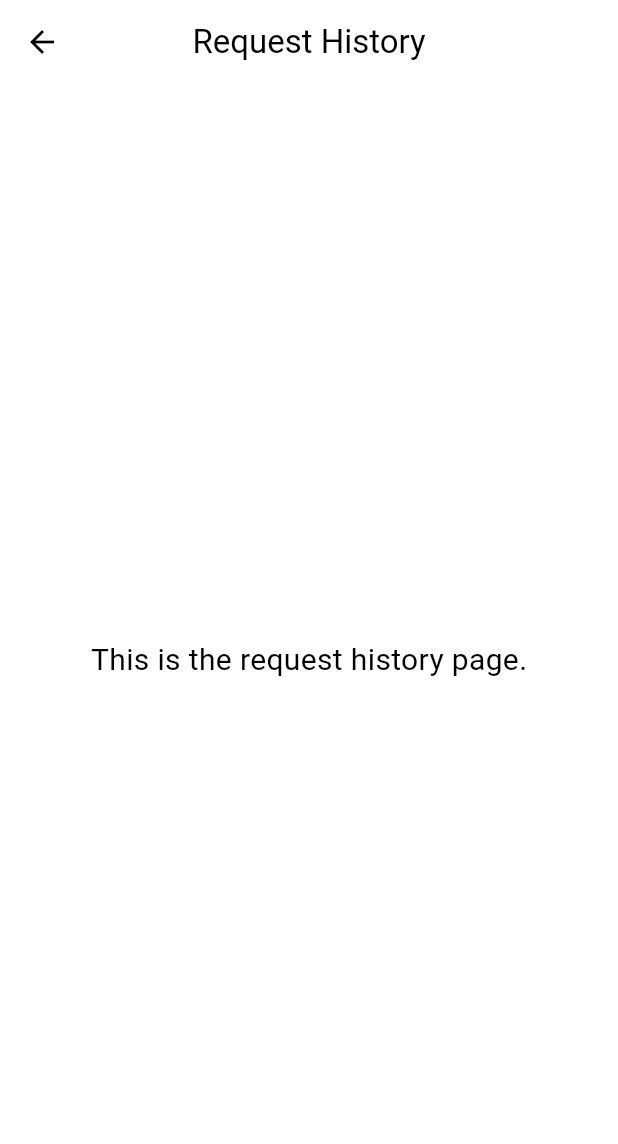
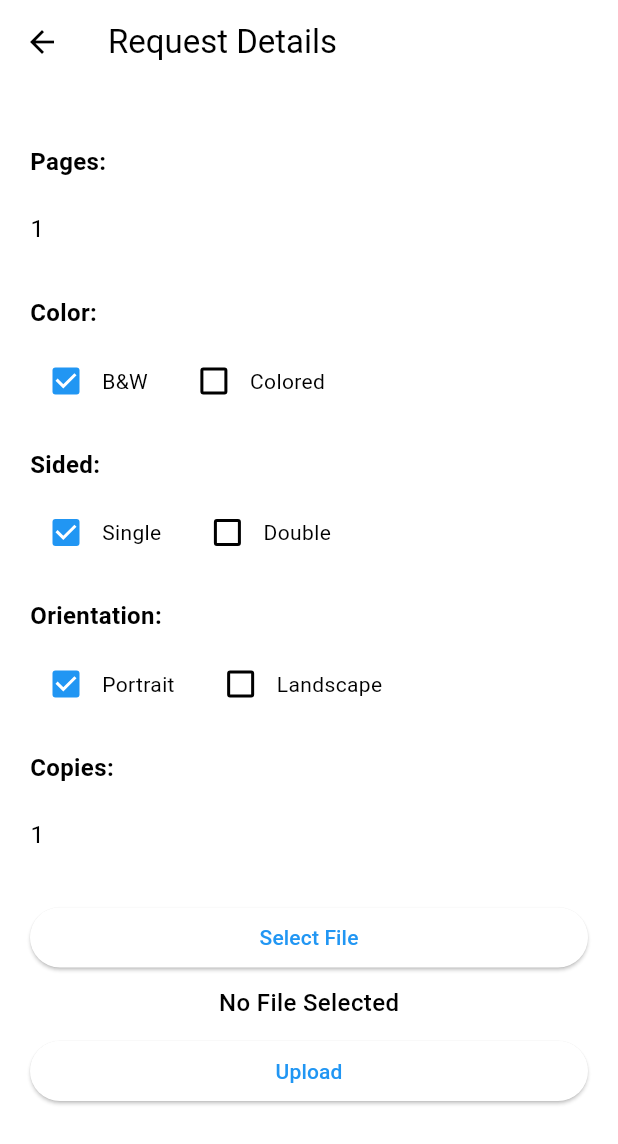
Before and after one commit to Arnav-Sangle/SEPM-InstaPrint-Project, a Flutter app: the UploadPage screen opened by its route, after a tap on "Send Print Request", on a phone screen of 412 x 824 dp. Shown: the top 1144 px of the screen. Run offline on Flutter 3.47's test engine with Material 3 defaults, Android fonts, the light colour scheme and no system bars; our stand-ins replace file_picker, firebase_auth, firebase_core, firebase_storage, flutter_map, latlong2; missing offline and left inert: upi_india, upi_payment_qrcode_generator; accounts and stored records are empty.

Commit message:
request details page replaces upload document page added payment page pay via upi button error request details database backend not implemented

```diff
--- a/lib/main.dart
+++ b/lib/main.dart
@@ -4,7 +4,9 @@ import 'package:flutter/src/material/colors.dart';
 
 import 'package:insta_print_app/pages/home_page.dart';
 import 'package:insta_print_app/pages/login_page.dart';
+import 'package:insta_print_app/pages/payment_page.dart';
 import 'package:insta_print_app/pages/register_page.dart';
+import 'package:insta_print_app/pages/request_details_page.dart';
 import 'package:insta_print_app/pages/request_history_page.dart';
 import 'package:insta_print_app/pages/shop_selection_page.dart';
 import 'package:insta_print_app/pages/upload_document_page.dart';
@@ -47,6 +49,8 @@ class MyApp extends StatelessWidget {
         '/shopSelection': (context) => ShopSelectionPage(),
         '/uploadDocument': (context) => UploadPage(),
         '/requestHistory': (context) => RequestHistoryPage(),
+        '/requestDetails': (context) => RequestDetailsPage(),
+        '/payment': (context) => PaymentPage(),
         // Add other routes here as needed
       },
     );
--- /dev/null
+++ b/lib/pages/payment_page.dart
@@ -0,0 +1,112 @@
+
+import 'package:flutter/cupertino.dart';
+import 'package:flutter/material.dart';
+import 'package:upi_payment_qrcode_generator/upi_payment_qrcode_generator.dart';
+import 'package:upi_india/upi_india.dart';
+
+
+class PaymentPage extends StatefulWidget{
+  PaymentPage({Key?key}) : super(key: key);
+
+  @override
+  State<PaymentPage> createState() => _PaymentPageState();
+}
+
+class _PaymentPageState extends State<PaymentPage> {
+  int pages=23;
+
+  double rate=2;
+
+  bool bW =true;
+
+  double pay=0;
+
+  UpiIndia _upiIndia = UpiIndia();
+
+  UpiApp app = UpiApp.googlePay;
+
+  @override
+  Widget build(BuildContext context){
+    if (pages % 2 == 0){
+      pay = (pages / 2) * rate;} // Calculate pay here
+    else {
+      pay = (pages / 2) * rate + 1;
+    }
+    final upiDetails = UPIDetails(
+      upiID: "vedantsonawanescitech@okhdfcbank",
+      payeeName: "Vedant",
+      amount: pay,
+    );
+    Future<UpiResponse> initiateTransaction(UpiApp app) async {
+      return _upiIndia.startTransaction(
+        app: app,
+        receiverUpiId: "vedantsonawanescitech@okhdfcbank",
+        receiverName: 'Vedant',
+        amount: pay, transactionRefId: 'Test',
+      );
+    }
+    return  MaterialApp(
+      home:Scaffold(
+        appBar: AppBar(
+          toolbarTextStyle: const TextStyle(color: Colors.white),
+          title:const Text('Payment Module'),
+          backgroundColor: Colors.blue,
+        ),
+        body: Center(
+          child: Column(
+            mainAxisAlignment: MainAxisAlignment.center,
+            children: [
+              Text(
+                '${pages / 2 * rate} INR', // Display the result here
+                style: const TextStyle(fontSize: 24),
+              ),
+              SizedBox(height: 10),
+              UPIPaymentQRCode(upiDetails: upiDetails, size: 200,),
+              Center(
+                child: Column(
+                  mainAxisAlignment: MainAxisAlignment.center,
+                  children: [
+                    Container(height: 20), // Add a new line with Container
+                    const Text(
+                      'QR code for IOS devices',
+                      style: TextStyle(fontSize: 24),
+                    ),
+                  ],
+                ),
+              ),
+              SizedBox(height: 10),
+              ElevatedButton(
+                onPressed: () {
+                  initiateTransaction(app);
+                },
+                child: const Text('Pay via UPI'),
+              ),
+            ],
+          ),
+        ),
+        bottomNavigationBar: BottomNavigationBar(
+          items:const [
+            BottomNavigationBarItem(
+                label: 'Home',
+                icon: Icon(
+                  Icons.home,
+                  color: Colors.blue,
+                  size: 24.0,
+                  semanticLabel: 'Text to announce in accessibility modes',)
+            ),
+            BottomNavigationBarItem(
+                label: 'Settings',
+                icon: Icon(Icons.settings,
+                  color: Colors.black,
+                  size: 24.0,
+                  semanticLabel: 'Text to announce in accessibility modes',)
+            ),
+          ],
+
+        ),
+      ),
+      debugShowCheckedModeBanner: false,
+
+    );
+  }
+}
--- /dev/null
+++ b/lib/pages/request_details_page.dart
@@ -0,0 +1,245 @@
+import 'package:firebase_storage/firebase_storage.dart';
+import 'package:flutter/material.dart';
+
+import 'dart:io';
+import 'package:file_picker/file_picker.dart';
+import 'package:firebase_storage/firebase_storage.dart';
+import 'package:flutter/material.dart';
+import 'package:path/path.dart';
+import 'package:insta_print_app/components/button_widget.dart';
+import 'package:insta_print_app/api/firebase_api.dart';
+
+
+class RequestDetailsPage extends StatefulWidget {
+  @override
+  _RequestDetailsPageState createState() => _RequestDetailsPageState();
+}
+
+class _RequestDetailsPageState extends State<RequestDetailsPage> {
+  UploadTask? task;
+  File? file;
+
+  bool isBlackAndWhite = true;
+  bool isSingleSided = true;
+  bool isPortrait = true;
+  int copies = 1;
+
+  @override
+  Widget build(BuildContext context) {
+    final fileName = file != null ? basename(file!.path) : 'No File Selected';
+
+    return Scaffold(
+      appBar: AppBar(
+        title: Text('Request Details'),
+      ),
+      body: SingleChildScrollView(
+        padding: EdgeInsets.all(20),
+        child: Column(
+          crossAxisAlignment: CrossAxisAlignment.start,
+          children: [
+            SizedBox(height: 20),
+            Text(
+              'Pages:',
+              style: TextStyle(fontSize: 16, fontWeight: FontWeight.bold),
+            ),
+            SizedBox(height: 10),
+            TextFormField(
+              initialValue: '1',
+              keyboardType: TextInputType.number,
+              onChanged: (value) {
+                setState(() {
+                  copies = int.tryParse(value) ?? 1;
+                });
+              },
+            ),
+            SizedBox(height: 20),
+            Text(
+              'Color:',
+              style: TextStyle(fontSize: 16, fontWeight: FontWeight.bold),
+            ),
+            SizedBox(height: 10),
+            Row(
+              children: [
+                Checkbox(
+                  value: isBlackAndWhite,
+                  onChanged: (value) {
+                    setState(() {
+                      isBlackAndWhite = value ?? true;
+                    });
+                  },
+                ),
+                Text('B&W'),
+                SizedBox(width: 20),
+                Checkbox(
+                  value: !isBlackAndWhite,
+                  onChanged: (value) {
+                    setState(() {
+                      isBlackAndWhite = !(value ?? false);
+                    });
+                  },
+                ),
+                Text('Colored'),
+              ],
+            ),
+            SizedBox(height: 20),
+            Text(
+              'Sided:',
+              style: TextStyle(fontSize: 16, fontWeight: FontWeight.bold),
+            ),
+            SizedBox(height: 10),
+            Row(
+              children: [
+                Checkbox(
+                  value: isSingleSided,
+                  onChanged: (value) {
+                    setState(() {
+                      isSingleSided = value ?? true;
+                    });
+                  },
+                ),
+                Text('Single'),
+                SizedBox(width: 20),
+                Checkbox(
+                  value: !isSingleSided,
+                  onChanged: (value) {
+                    setState(() {
+                      isSingleSided = !(value ?? false);
+                    });
+                  },
+                ),
+                Text('Double'),
+              ],
+            ),
+            SizedBox(height: 20),
+            Text(
+              'Orientation:',
+              style: TextStyle(fontSize: 16, fontWeight: FontWeight.bold),
+            ),
+            SizedBox(height: 10),
+            Row(
+              children: [
+                Checkbox(
+                  value: isPortrait,
+                  onChanged: (value) {
+                    setState(() {
+                      isPortrait = value ?? true;
+                    });
+                  },
+                ),
+                Text('Portrait'),
+                SizedBox(width: 20),
+                Checkbox(
+                  value: !isPortrait,
+                  onChanged: (value) {
+                    setState(() {
+                      isPortrait = !(value ?? false);
+                    });
+                  },
+                ),
+                Text('Landscape'),
+              ],
+            ),
+            SizedBox(height: 20),
+            Text(
+              'Copies:',
+              style: TextStyle(fontSize: 16, fontWeight: FontWeight.bold),
+            ),
+            SizedBox(height: 10),
+            TextFormField(
+              initialValue: '1',
+              keyboardType: TextInputType.number,
+              onChanged: (value) {
+                setState(() {
+                  copies = int.tryParse(value) ?? 1;
+                });
+              },
+            ),
+            SizedBox(height: 20),
+            Column(
+              crossAxisAlignment: CrossAxisAlignment.stretch,
+              children: [
+                ElevatedButton(
+                  onPressed:
+                    selectFile
+                  ,
+                  child: Text('Select File'),
+                ),
+                SizedBox(height: 8),
+                Center (
+                  child:Text(
+                  fileName,
+                  style: TextStyle(fontSize: 16, fontWeight: FontWeight.w500),
+                  ),
+                ),
+                SizedBox(height: 10),
+                ElevatedButton(
+                  onPressed:
+                    uploadFile
+                  ,
+                  child: Text('Upload'),
+                ),
+                SizedBox(height: 20),
+                task != null ? buildUploadStatus(task!) : Container(),
+                const SizedBox(height: 50),
+                SizedBox(height: 40),
+                ElevatedButton(
+                  onPressed: () {
+                    Navigator.pushNamed(context, '/payment');
+                  },
+                  child: Text('Pay up'),
+                ),
+              ],
+            ),
+          ],
+        ),
+      ),
+    );
+  }
+
+  Future selectFile() async {
+    final result = await FilePicker.platform.pickFiles(allowMultiple: false);
+
+    if (result == null) return;
+    final path = result.files.single.path!;
+
+    setState(() => file = File(path));
+  }
+
+  Future uploadFile() async {
+    if (file == null) return;
+
+    final fileName = basename(file!.path);
+    final destination = 'files/$fileName';
+
+    task = FirebaseApi.uploadFile(destination, file!);
+    setState(() {});
+
+    if (task == null) return;
+
+    final snapshot = await task!.whenComplete(() {});
+    final urlDownload = await snapshot.ref.getDownloadURL();
+
+    print('Download-Link: $urlDownload');
+  }
+
+  Widget buildUploadStatus(UploadTask task) => StreamBuilder<TaskSnapshot>(
+    stream: task.snapshotEvents,
+    builder: (context, snapshot) {
+      if (snapshot.hasData) {
+        final snap = snapshot.data!;
+        final progress = snap.bytesTransferred / snap.totalBytes;
+        final percentage = (progress * 100).toStringAsFixed(2);
+
+        return Center (
+          child: Text (
+          '$percentage %',
+          style: TextStyle(fontSize: 15, fontWeight: FontWeight.bold),
+          ),
+        );
+      } else {
+        return Container();
+      }
+    },
+  );
+
+}
--- a/lib/pages/shop_selection_page.dart
+++ b/lib/pages/shop_selection_page.dart
@@ -94,7 +94,7 @@ class _ShopSelectionPageState extends State<ShopSelectionPage> {
 
   //
 
-  String selectedShop = 'SK Print, PCCOE';
+  String selectedShop = '';
 
   List<Marker> createMarkers(List<Shop> shops, BuildContext context) {
     return shops.map((shop) {
--- a/lib/pages/upload_document_page.dart
+++ b/lib/pages/upload_document_page.dart
@@ -67,7 +67,7 @@ class _UploadPageState extends State<UploadPage> {
               text: 'Send Print Request',
               icon: Icons.send,
               onClicked: () {
-                Navigator.pushNamed(context, '/requestHistory');
+                Navigator.pushNamed(context, '/requestDetails');
               },
             ),
             SizedBox(height: 20),
--- a/pubspec.yaml
+++ b/pubspec.yaml
@@ -33,6 +33,8 @@ dependencies:
   firebase_core: ^2.29.0
   firebase_auth: ^4.19.1
   google_sign_in: ^6.2.1
+  upi_payment_qrcode_generator: 1.4.0
+  upi_india: 3.0.1
 
   # upload
   firebase_storage: ^11.7.1
```
Also changed, not shown: pubspec.lock.
